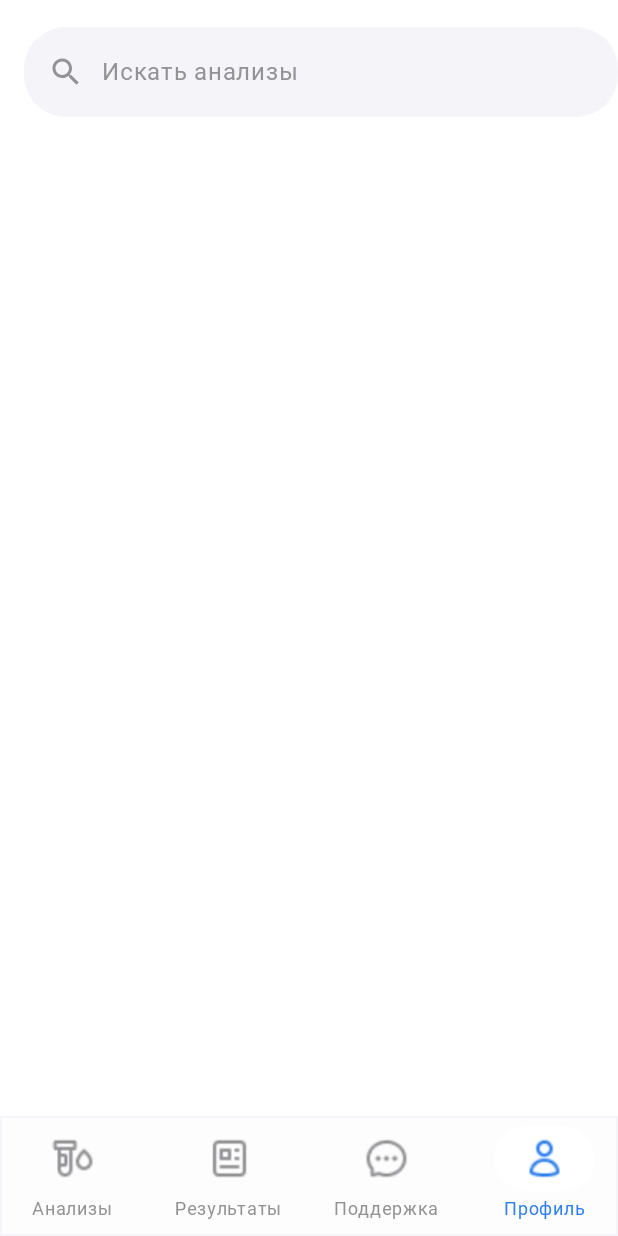
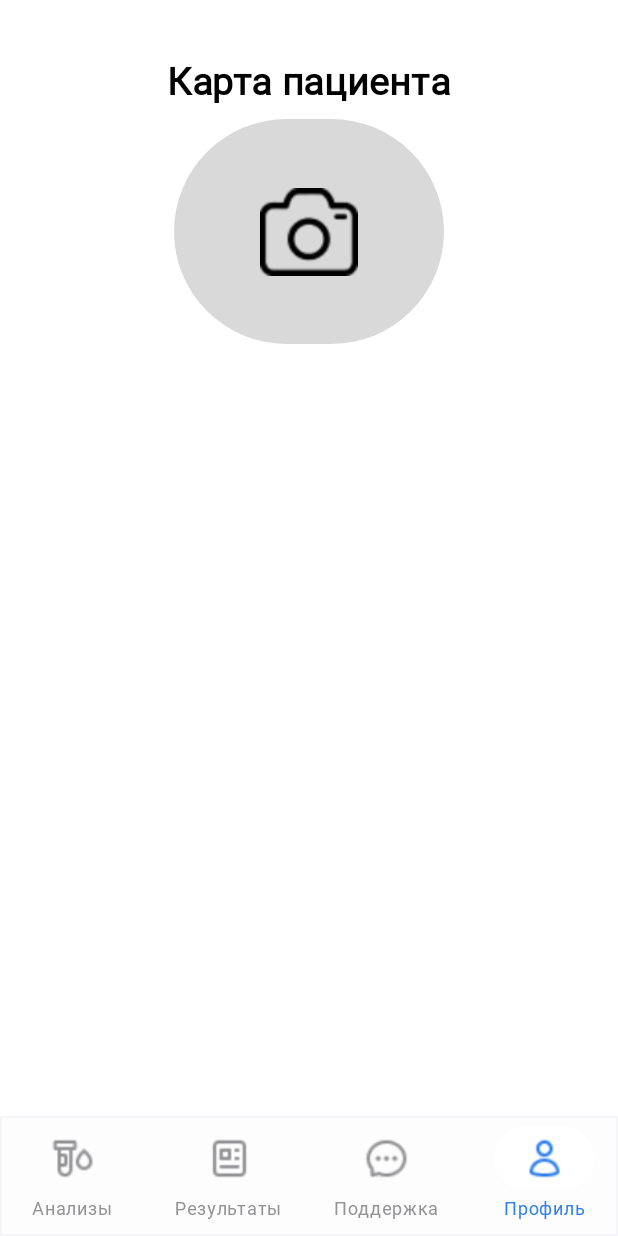
Before and after one commit to v0nd1/Medic, an Android app built with Jetpack Compose: the MainScreen screen opened through its navigation route, item 4 of the bottom bar chosen, on a phone screen of 412 x 824 dp. Run offline under Robolectric (Android 15) with nearby library versions, the phone set to English and light mode, and no system bars; our stand-ins replace accompanist; libraries missing offline, so code that uses them is left out: com.google.accompanist.navigation.

Commit message:
Create SplashScreen and start creating AccountScreen.kt

```diff
--- /dev/null
+++ b/app/src/main/java/com/huggydugy/medic/components/AvatarPicker.kt
@@ -0,0 +1,42 @@
+package com.huggydugy.medic.components
+
+import androidx.compose.foundation.background
+import androidx.compose.foundation.clickable
+import androidx.compose.foundation.layout.Box
+import androidx.compose.foundation.layout.height
+import androidx.compose.foundation.layout.size
+import androidx.compose.foundation.layout.width
+import androidx.compose.foundation.shape.RoundedCornerShape
+import androidx.compose.material.icons.Icons
+import androidx.compose.material3.Icon
+import androidx.compose.runtime.Composable
+import androidx.compose.ui.Alignment
+import androidx.compose.ui.Modifier
+import androidx.compose.ui.draw.clip
+import androidx.compose.ui.res.painterResource
+import androidx.compose.ui.unit.dp
+import com.huggydugy.medic.R
+import com.huggydugy.medic.ui.theme.Black
+import com.huggydugy.medic.ui.theme.GrayLight
+import com.huggydugy.medic.ui.theme.GrayLight1
+import com.huggydugy.medic.ui.theme.GrayLight2
+
+@Composable
+fun AvatarPicker(){
+    Box(
+        modifier = Modifier
+            .width(180.dp)
+            .height(150.dp)
+            .clip(RoundedCornerShape(50))
+            .background(GrayLight1)
+            .clickable {  },
+        contentAlignment = Alignment.Center
+    ){
+        Icon(
+            painter = painterResource(id = R.drawable.take_photo),
+            contentDescription = "Avatar",
+            modifier = Modifier.size(65.dp),
+            tint = Black
+        )
+    }
+}
--- a/app/src/main/java/com/huggydugy/medic/components/ThemeSearchBar.kt
+++ b/app/src/main/java/com/huggydugy/medic/components/ThemeSearchBar.kt
@@ -1,8 +1,11 @@
 package com.huggydugy.medic.components
 
 import android.widget.Toast
+import androidx.compose.foundation.background
+import androidx.compose.foundation.layout.Box
 import androidx.compose.foundation.layout.fillMaxWidth
 import androidx.compose.foundation.layout.padding
+import androidx.compose.foundation.layout.wrapContentHeight
 import androidx.compose.material.icons.Icons
 import androidx.compose.material.icons.filled.Search
 import androidx.compose.material3.ExperimentalMaterial3Api
@@ -22,6 +25,7 @@ import androidx.compose.ui.unit.dp
 import com.huggydugy.medic.ui.theme.Gray
 import com.huggydugy.medic.ui.theme.GrayLight2
 import com.huggydugy.medic.ui.theme.GrayLight4
+import com.huggydugy.medic.ui.theme.White
 
 @OptIn(ExperimentalMaterial3Api::class)
 @Composable
@@ -37,11 +41,16 @@ fun ThemeSearchBar(
         mutableStateOf(false)
     }
     val contextForToast = LocalContext.current.applicationContext
-
+    Box(
+        modifier = Modifier
+            .fillMaxWidth()
+            .wrapContentHeight()
+            .background(White)
+    ){
         SearchBar(
             modifier = Modifier
                 .fillMaxWidth()
-            .padding(vertical = 10.dp),
+                .padding(top = 10.dp),
             query = queryString,
             onQueryChange = {
                 queryString = it
@@ -78,5 +87,7 @@ fun ThemeSearchBar(
         ) {
 
         }
+    }
+
 
 }
--- a/app/src/main/java/com/huggydugy/medic/graphs/AuthNavGraph.kt
+++ b/app/src/main/java/com/huggydugy/medic/graphs/AuthNavGraph.kt
@@ -13,7 +13,7 @@ import com.huggydugy.medic.screens.board.OnBoardScreen
 fun NavGraphBuilder.authNavGraph(navController: NavHostController){
     navigation(
         route = Graph.AUTHENTICATION,
-        startDestination = Screen.AddPassword.route
+        startDestination = Screen.OnBoard.route
     ){
         composable(route = Screen.OnBoard.route){
             OnBoardScreen(navController = navController)
--- a/app/src/main/java/com/huggydugy/medic/graphs/RootNavGraph.kt
+++ b/app/src/main/java/com/huggydugy/medic/graphs/RootNavGraph.kt
@@ -18,7 +18,7 @@ fun RootNavigationGraph(navController: NavHostController){
     NavHost(
         navController = navController,
         route = Graph.ROOT,
-        startDestination = Graph.SPLASH,
+        startDestination = Graph.TESTS,
         enterTransition = {
             EnterTransition.None
         },
--- a/app/src/main/java/com/huggydugy/medic/screens/scaffold/MainScreen.kt
+++ b/app/src/main/java/com/huggydugy/medic/screens/scaffold/MainScreen.kt
@@ -55,19 +55,9 @@ import com.huggydugy.medic.ui.theme.Roboto
 import com.huggydugy.medic.ui.theme.White
 import com.huggydugy.medic.ui.theme.White2
 
-@OptIn(ExperimentalMaterial3Api::class)
 @Composable
 fun MainScreen(navController: NavHostController = rememberNavController()){
-    val scrollBehavior = TopAppBarDefaults.enterAlwaysScrollBehavior()
     Scaffold(
-        topBar = {
-            CenterAlignedTopAppBar(
-                title = {
-                    ThemeSearchBar()
-                },
-                scrollBehavior = scrollBehavior
-            )
-        },
         bottomBar = {
             BottomBar(navController = navController)
         },
@@ -76,9 +66,7 @@ fun MainScreen(navController: NavHostController = rememberNavController()){
         Box(modifier = Modifier.padding(it)){
             MainNavGraph(navController = navController)
         }
-
     }
-
 }
 @Composable
 fun BottomBar(navController: NavHostController){
--- a/app/src/main/java/com/huggydugy/medic/screens/scaffold/account/AccountScreen.kt
+++ b/app/src/main/java/com/huggydugy/medic/screens/scaffold/account/AccountScreen.kt
@@ -1,12 +1,39 @@
 package com.huggydugy.medic.screens.scaffold.account
 
 import androidx.compose.foundation.layout.Box
+import androidx.compose.foundation.layout.Column
+import androidx.compose.foundation.layout.Spacer
 import androidx.compose.foundation.layout.fillMaxSize
+import androidx.compose.foundation.layout.fillMaxWidth
+import androidx.compose.foundation.layout.height
+import androidx.compose.material3.Text
 import androidx.compose.runtime.Composable
+import androidx.compose.ui.Alignment
 import androidx.compose.ui.Modifier
+import androidx.compose.ui.text.font.FontWeight
+import androidx.compose.ui.text.style.TextAlign
+import androidx.compose.ui.unit.dp
+import androidx.compose.ui.unit.sp
 import androidx.navigation.NavController
+import com.huggydugy.medic.components.AvatarPicker
+import com.huggydugy.medic.ui.theme.Black
+import com.huggydugy.medic.ui.theme.Roboto
 
 @Composable
 fun AccountScreen(navController: NavController){
-    Box(modifier = Modifier.fillMaxSize())
+    Column(
+        modifier = Modifier.fillMaxSize(),
+        horizontalAlignment = Alignment.CenterHorizontally
+    ) {
+        Spacer(modifier = Modifier.height(40.dp))
+        Text(
+            text = "Карта пациента",
+            fontSize = 25.sp,
+            fontFamily = Roboto,
+            color = Black,
+            fontWeight = FontWeight.Bold,
+        )
+        Spacer(modifier = Modifier.height(10.dp))
+        AvatarPicker()
+    }
 }
--- a/app/src/main/java/com/huggydugy/medic/ui/theme/Color.kt
+++ b/app/src/main/java/com/huggydugy/medic/ui/theme/Color.kt
@@ -20,6 +20,7 @@ val Black = Color(0xFF000000)
 val DarkLight = Color(0xFF3A3A3A)
 val Gray = Color(0xFF939396)
 val GrayLight = Color(0xFFCFCFCF)
+val GrayLight1 = Color(0xFFD9D9D9)
 val GrayLight2 = Color(0xFFF5F5F9)
 val GrayLight3 = Color(0xFFEBEBEB)
 val GrayLight4 = Color(0xFFB8C1CC)
```
Also changed, not shown: app/src/main/java/com/huggydugy/medic/components/ThemeExposedDropdownMenuBox.kt (added, +79 -0 lines), app/src/main/java/com/huggydugy/medic/screens/auth/RegisterScreen.kt (+1 -57 lines), app/src/main/java/com/huggydugy/medic/screens/scaffold/tests/TestsScreen.kt (+10 -0 lines), app/src/main/java/com/huggydugy/medic/screens/splash/SplashScreen.kt (+7 -0 lines), app/src/main/res/drawable/take_photo.png (added). Lines whose indentation alone changed are shown as unchanged.
